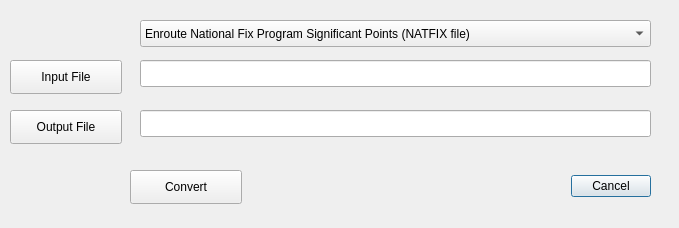
Old version of the form faa_nasr2shp/faa_nasr2shp_dialog_base.ui in the repository strpaw/QGIS_plugins.
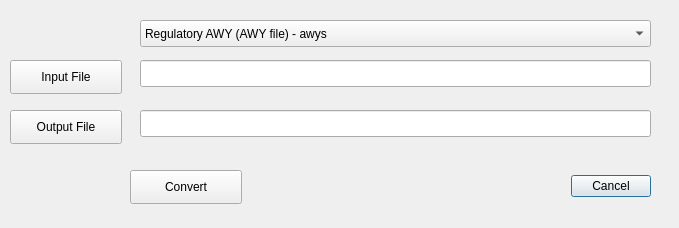
New version of the form.

Commit message: NATFIX, APT file processing fucntions removed

```diff
--- a/faa_nasr2shp/faa_nasr2shp_dialog_base.ui
+++ b/faa_nasr2shp/faa_nasr2shp_dialog_base.ui
@@ -84,11 +84,6 @@
      <height>27</height>
     </rect>
    </property>
-   <item>
-    <property name="text">
-     <string>Enroute National Fix Program Significant Points (NATFIX file)</string>
-    </property>
-   </item>
    <item>
     <property name="text">
      <string>Regulatory AWY (AWY file) - awys</string>
```
Left out of the diff: 10 changed lines with no effect on the pictures. The commit also changes 1 other file.
